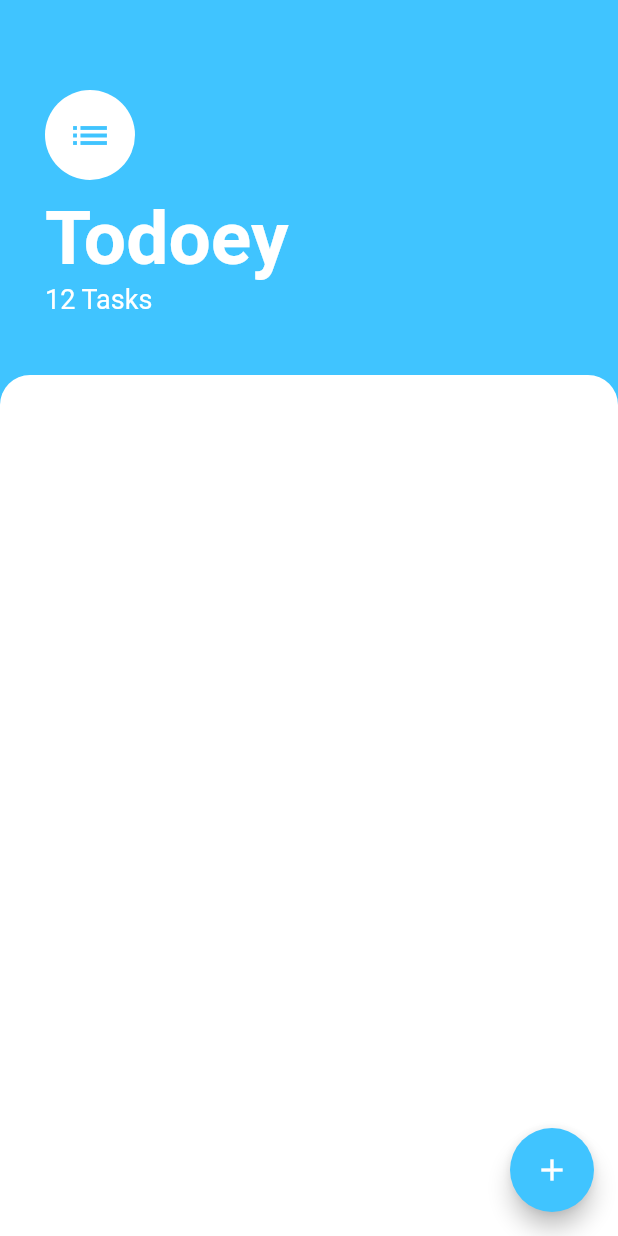
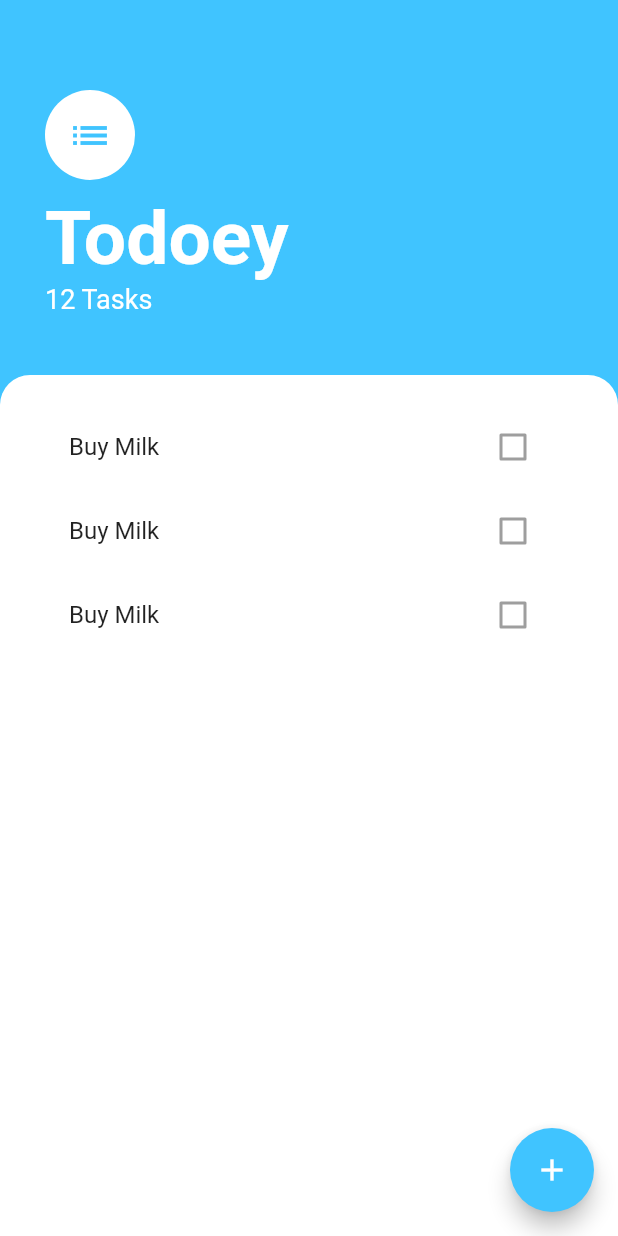
Before and after one commit to timoknapp/flutter-bootcamp, a Flutter app: the screen it shows after launch, on a phone screen of 412 x 824 dp. Run offline on Flutter 3.47's test engine with Material 2 defaults, Android fonts, the phone set to English and light mode, and no system bars; our stand-ins replace animated_text_kit, audioplayers, cloud_firestore, firebase_auth, flutter_spinkit, font_awesome_flutter and 3 more; accounts and stored records are empty.

Commit message:
[UPDATE][chapter-12] add list-view

```diff
--- a/chapter_12/todoey-flutter/lib/screens/tasks_screen.dart
+++ b/chapter_12/todoey-flutter/lib/screens/tasks_screen.dart
@@ -1,4 +1,5 @@
 import 'package:flutter/material.dart';
+import 'package:todoey_flutter/widgets/task_list.dart';
 
 class TasksScreen extends StatelessWidget {
   @override
@@ -58,6 +59,7 @@ class TasksScreen extends StatelessWidget {
           ),
           Expanded(
             child: Container(
+              padding: EdgeInsets.symmetric(horizontal: 20.0),
               decoration: BoxDecoration(
                 color: Colors.white,
                 borderRadius: BorderRadius.only(
@@ -65,6 +67,7 @@ class TasksScreen extends StatelessWidget {
                   topRight: Radius.circular(20),
                 ),
               ),
+              child: TasksLists(),
             ),
           ),
         ],
--- /dev/null
+++ b/chapter_12/todoey-flutter/lib/widgets/task_list.dart
@@ -0,0 +1,20 @@
+import 'package:flutter/material.dart';
+import 'package:todoey_flutter/widgets/task_tile.dart';
+
+class TasksLists extends StatelessWidget {
+  const TasksLists({
+    Key key,
+  }) : super(key: key);
+
+  @override
+  Widget build(BuildContext context) {
+    return ListView(
+      padding: EdgeInsets.symmetric(horizontal: 10.0, vertical: 20.0),
+      children: <Widget>[
+        TaskTile(),
+        TaskTile(),
+        TaskTile(),
+      ],
+    );
+  }
+}
--- /dev/null
+++ b/chapter_12/todoey-flutter/lib/widgets/task_tile.dart
@@ -0,0 +1,19 @@
+import 'package:flutter/material.dart';
+
+class TaskTile extends StatelessWidget {
+  const TaskTile({
+    Key key,
+  }) : super(key: key);
+
+  @override
+  Widget build(BuildContext context) {
+    return ListTile(
+      title: Text(
+        "Buy Milk",
+      ),
+      trailing: Checkbox(
+        value: false,
+      ),
+    );
+  }
+}
```
Also changed, not shown: 1 other file.
